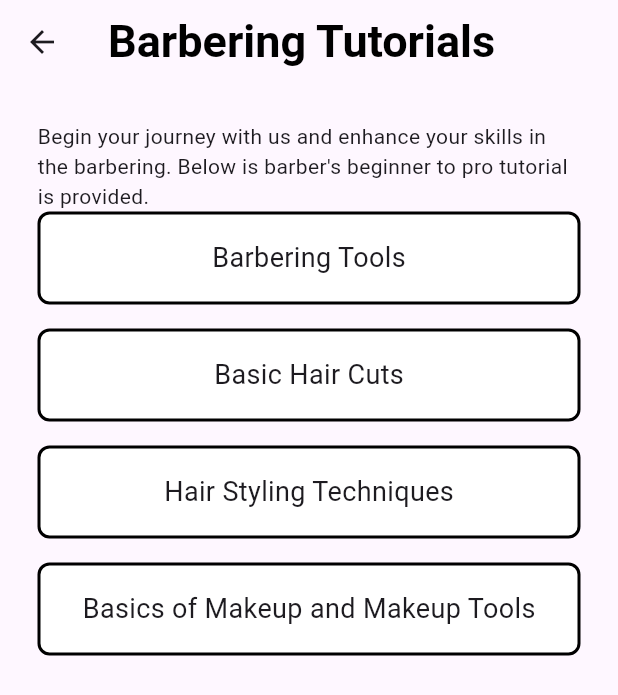
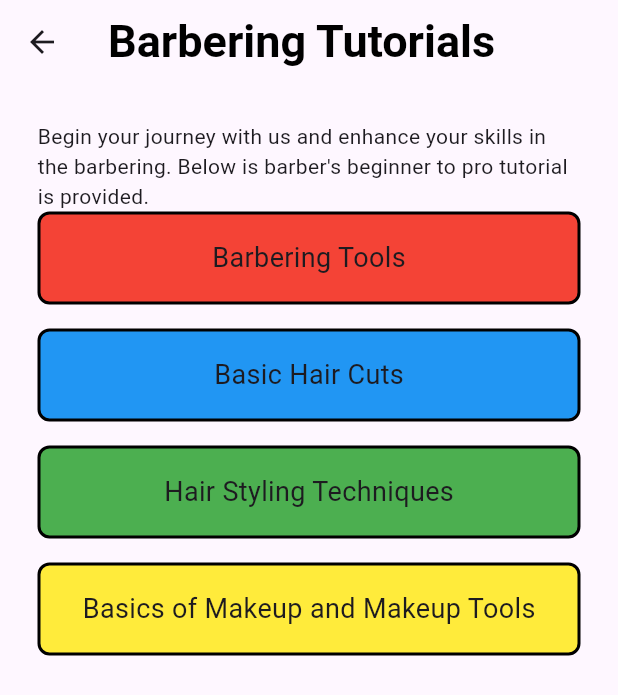
Before and after one commit to Bibek4998/barber_app, a Flutter app: the BarberTutorial screen opened directly, on a phone screen of 412 x 824 dp. Shown: the top 695 px of the screen. Run offline on Flutter 3.47's test engine with Material 3 defaults, Android fonts, the light colour scheme and no system bars.

Commit message:
added: color on barber tutorial and navigate to screen

```diff
--- a/lib/pages/barber_tutorial/screen/barber_tutorial.dart
+++ b/lib/pages/barber_tutorial/screen/barber_tutorial.dart
@@ -25,13 +25,19 @@ class BarberTutorial extends StatelessWidget {
             Text(
               "Begin your journey with us and enhance your skills in the barbering. Below is barber's beginner to pro tutorial is provided.",
             ),
-            BarberTutorialBox(text: 'Barbering Tools'),
+            BarberTutorialBox(text: 'Barbering Tools', color: Colors.red),
             SizedBox(height: 16),
-            BarberTutorialBox(text: 'Basic Hair Cuts'),
+            BarberTutorialBox(text: 'Basic Hair Cuts', color: Colors.blue),
             SizedBox(height: 16),
-            BarberTutorialBox(text: 'Hair Styling Techniques'),
+            BarberTutorialBox(
+              text: 'Hair Styling Techniques',
+              color: Colors.green,
+            ),
             SizedBox(height: 16),
-            BarberTutorialBox(text: 'Basics of Makeup and Makeup Tools'),
+            BarberTutorialBox(
+              text: 'Basics of Makeup and Makeup Tools',
+              color: Colors.yellow,
+            ),
           ],
         ),
       ),
--- a/lib/pages/barber_tutorial/widget/barber_tutorial_box.dart
+++ b/lib/pages/barber_tutorial/widget/barber_tutorial_box.dart
@@ -1,20 +1,29 @@
+import 'package:bookappp/pages/barber_tutorial/screen/barber_content_screen.dart';
 import 'package:flutter/material.dart';
 
 class BarberTutorialBox extends StatelessWidget {
   final String text;
-  const BarberTutorialBox({super.key, required this.text});
-
+  final Color color;
+  const BarberTutorialBox({super.key, required this.text, required this.color});
   @override
   Widget build(BuildContext context) {
-    return Container(
+    return InkWell(
+      onTap: () {
+        Navigator.push(
+          context,
+          MaterialPageRoute(builder: (context) => BarberContent()),
+        );
+      },
+      child: Container(
         width: double.infinity,
         padding: EdgeInsets.all(16.0),
         decoration: BoxDecoration(
+          color: color,
           border: Border.all(color: Colors.black, width: 2.0),
           borderRadius: BorderRadius.circular(8.0),
-        color: Colors.white,
         ),
         child: Center(child: Text(text, style: TextStyle(fontSize: 18))),
+      ),
     );
   }
 }
```
Also changed, not shown: lib/pages/barber_tutorial/screen/barber_content_screen.dart (added, +10 -0 lines). Lines whose indentation alone changed are shown as unchanged.
